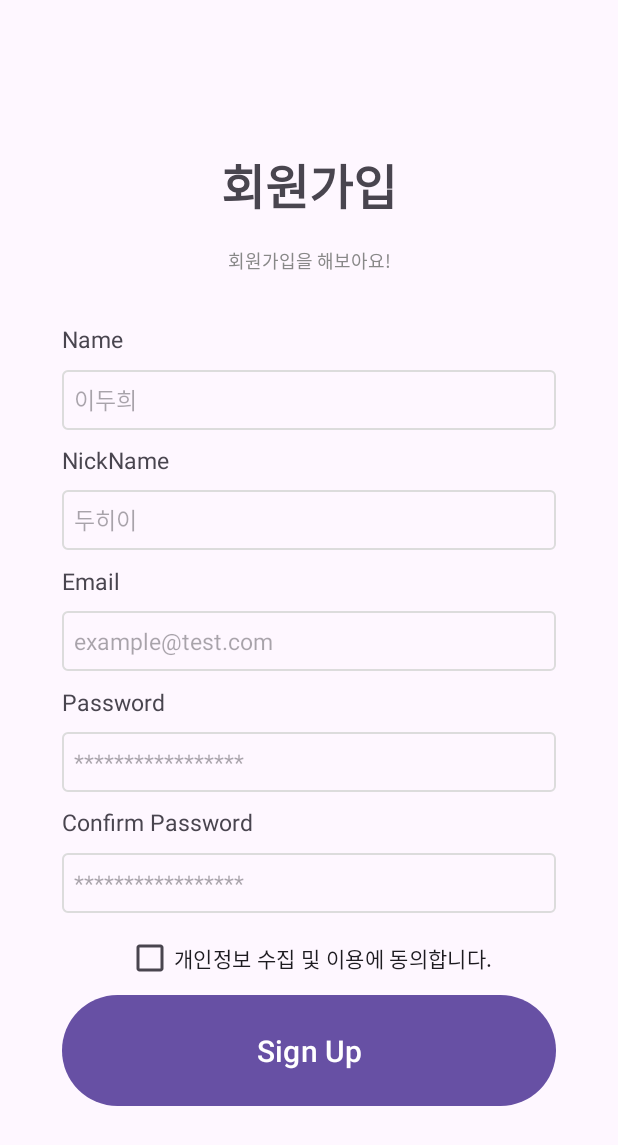
After one commit to gun-s-kids/gun-s-kids-AOS, an Android app: the fragment SignUpFragment shown on its own in the app's theme, on a phone screen of 412 x 824 dp. The commit adds this screen. Shown: the top 1145 px of the screen. Run offline under Robolectric (Android 15) with nearby library versions, the phone set to English and light mode, and no system bars.

Commit message:
design : sign up 디자인 추가
회원가입 부분은 다중 fragment로 개발 예정

```diff
--- a/presentation/build.gradle.kts
+++ b/presentation/build.gradle.kts
@@ -49,6 +49,9 @@ dependencies {
     implementation("com.google.android.material:material:1.9.0")
     implementation("androidx.constraintlayout:constraintlayout:2.1.4")
     implementation("androidx.databinding:databinding-runtime:8.1.1")
+    implementation("androidx.legacy:legacy-support-v4:1.0.0")
+    implementation("androidx.lifecycle:lifecycle-livedata-ktx:2.6.2")
+    implementation("androidx.lifecycle:lifecycle-viewmodel-ktx:2.6.2")
     testImplementation("junit:junit:4.13.2")
     androidTestImplementation("androidx.test.ext:junit:1.1.5")
     androidTestImplementation("androidx.test.espresso:espresso-core:3.5.1")
--- /dev/null
+++ b/presentation/src/main/java/com/ehyundai/project/club/view/signUp/SignUpFragment.kt
@@ -0,0 +1,56 @@
+package com.ehyundai.project.club.view.signUp
+
+import android.os.Bundle
+import androidx.fragment.app.Fragment
+import android.view.LayoutInflater
+import android.view.View
+import android.view.ViewGroup
+import com.ehyundai.project.club.R
+
+// TODO: Rename parameter arguments, choose names that match
+// the fragment initialization parameters, e.g. ARG_ITEM_NUMBER
+private const val ARG_PARAM1 = "param1"
+private const val ARG_PARAM2 = "param2"
+
+
+class SignUpFragment : Fragment() {
+    // TODO: Rename and change types of parameters
+    private var param1: String? = null
+    private var param2: String? = null
+
+    override fun onCreate(savedInstanceState: Bundle?) {
+        super.onCreate(savedInstanceState)
+        arguments?.let {
+            param1 = it.getString(ARG_PARAM1)
+            param2 = it.getString(ARG_PARAM2)
+        }
+    }
+
+    override fun onCreateView(
+        inflater: LayoutInflater, container: ViewGroup?,
+        savedInstanceState: Bundle?
+    ): View? {
+        // Inflate the layout for this fragment
+        return inflater.inflate(R.layout.fragment_sign_up, container, false)
+    }
+
+    companion object {
+        /**
+         * Use this factory method to create a new instance of
+         * this fragment using the provided parameters.
+         *
+         * @param param1 Parameter 1.
+         * @param param2 Parameter 2.
+         * @return A new instance of fragment SignUpFragment.
+         */
+        // TODO: Rename and change types and number of parameters
+        @JvmStatic
+        fun newInstance(param1: String, param2: String) =
+            SignUpFragment().apply {
+                arguments = Bundle().apply {
+                    putString(ARG_PARAM1, param1)
+                    putString(ARG_PARAM2, param2)
+                }
+            }
+    }
+}
--- /dev/null
+++ b/presentation/src/main/java/com/ehyundai/project/club/view/signUp/SignUpViewModel.kt
@@ -0,0 +1,6 @@
+package com.ehyundai.project.club.view.signUp
+
+import com.ehyundai.project.club.base.BaseViewModel
+
+class SignUpViewModel : BaseViewModel() {
+}
--- /dev/null
+++ b/presentation/src/main/res/drawable/ic_edit_text.xml
@@ -0,0 +1,11 @@
+<?xml version="1.0" encoding="utf-8"?>
+<selector xmlns:android="http://schemas.android.com/apk/res/android">
+
+<item>
+    <shape android:shape="rectangle">
+        <stroke android:color="#DCDCDC" android:width="1dp"/>
+        <corners android:radius="3dp"/>
+    </shape>
+</item>
+
+</selector>
--- /dev/null
+++ b/presentation/src/main/res/layout/fragment_sign_up.xml
@@ -0,0 +1,194 @@
+<?xml version="1.0" encoding="utf-8"?>
+<FrameLayout xmlns:android="http://schemas.android.com/apk/res/android"
+    xmlns:tools="http://schemas.android.com/tools"
+    android:layout_width="match_parent"
+    android:layout_height="match_parent"
+    tools:context=".view.signUp.SignUpFragment">
+
+    <androidx.constraintlayout.widget.ConstraintLayout xmlns:app="http://schemas.android.com/apk/res-auto"
+        android:layout_width="match_parent"
+        android:layout_height="match_parent">
+
+        <TextView
+            android:id="@+id/title"
+            android:layout_width="match_parent"
+            android:layout_height="0dp"
+            android:gravity="center"
+            android:text="회원가입"
+            android:textSize="32sp"
+            android:textStyle="bold"
+            app:layout_constraintHeight_percent="0.1"
+            app:layout_constraintTop_toTopOf="@id/guide_top" />
+
+        <TextView
+            android:id="@+id/sub_title"
+            android:layout_width="match_parent"
+            android:layout_height="0dp"
+            android:gravity="center_horizontal"
+            android:text="회원가입을 해보아요!"
+            android:textColor="#888888"
+            android:textSize="12sp"
+            app:layout_constraintHeight_percent="0.1"
+            app:layout_constraintTop_toBottomOf="@+id/title" />
+
+
+        <androidx.constraintlayout.widget.ConstraintLayout
+            android:id="@+id/lv_input"
+            android:layout_width="0dp"
+            android:layout_height="0dp"
+            app:layout_constraintBottom_toTopOf="@id/cb_agree"
+            app:layout_constraintEnd_toEndOf="parent"
+            app:layout_constraintHeight_percent="0.5"
+            app:layout_constraintStart_toStartOf="parent"
+            app:layout_constraintWidth_percent="0.8">
+
+            <TextView
+                android:id="@+id/tv_name"
+                android:layout_width="match_parent"
+                android:layout_height="wrap_content"
+                android:text="Name"
+                android:textSize="15sp"
+                app:layout_constraintBottom_toTopOf="@id/et_name"
+                app:layout_constraintEnd_toEndOf="parent"
+                app:layout_constraintStart_toStartOf="parent"
+                app:layout_constraintTop_toTopOf="parent" />
+
+            <EditText
+                android:id="@+id/et_name"
+                android:layout_width="match_parent"
+                android:layout_height="40dp"
+                android:background="@drawable/ic_edit_text"
+                android:hint="  이두희"
+                android:textSize="15sp"
+                app:layout_constraintBottom_toTopOf="@id/tv_nick_name"
+                app:layout_constraintTop_toBottomOf="@+id/tv_name" />
+
+
+            <TextView
+                android:id="@+id/tv_nick_name"
+                android:layout_width="match_parent"
+                android:layout_height="wrap_content"
+                android:text="NickName"
+                android:textSize="15sp"
+                app:layout_constraintBottom_toTopOf="@id/et_nick_name"
+                app:layout_constraintEnd_toEndOf="parent"
+                app:layout_constraintStart_toStartOf="parent"
+                app:layout_constraintTop_toBottomOf="@+id/et_name" />
+
+            <EditText
+                android:id="@+id/et_nick_name"
+                android:layout_width="match_parent"
+                android:layout_height="40dp"
+                android:background="@drawable/ic_edit_text"
+                android:hint="  두히이"
+                android:textSize="15sp"
+                app:layout_constraintBottom_toTopOf="@id/tv_email"
+                app:layout_constraintTop_toBottomOf="@+id/tv_nick_name" />
+
+
+            <TextView
+                android:id="@+id/tv_email"
+                android:layout_width="match_parent"
+                android:layout_height="wrap_content"
+                android:text="Email"
+                android:textSize="15sp"
+                app:layout_constraintBottom_toTopOf="@id/et_email"
+                app:layout_constraintTop_toBottomOf="@+id/et_nick_name" />
+
+            <EditText
+                android:id="@+id/et_email"
+                android:layout_width="match_parent"
+                android:layout_height="40dp"
+                android:background="@drawable/ic_edit_text"
+                android:hint="  example@test.com"
+                android:textSize="15sp"
+                app:layout_constraintBottom_toTopOf="@id/tv_password"
+                app:layout_constraintTop_toBottomOf="@+id/tv_email" />
+
+            <TextView
+                android:id="@+id/tv_password"
+                android:layout_width="match_parent"
+                android:layout_height="wrap_content"
+                android:text="Password"
+                android:textSize="15sp"
+                app:layout_constraintBottom_toTopOf="@id/et_password"
+                app:layout_constraintEnd_toEndOf="parent"
+                app:layout_constraintStart_toStartOf="parent"
+                app:layout_constraintTop_toBottomOf="@+id/et_email" />
+
+            <EditText
+                android:id="@+id/et_password"
+                android:layout_width="match_parent"
+                android:layout_height="40dp"
+                android:background="@drawable/ic_edit_text"
+                android:hint="  *****************"
+                android:inputType="textPassword"
+                android:textSize="15sp"
+                app:layout_constraintBottom_toTopOf="@id/tv_confirm_password"
+                app:layout_constraintTop_toBottomOf="@+id/tv_password" />
+
+            <TextView
+                android:id="@+id/tv_confirm_password"
+                android:layout_width="match_parent"
+                android:layout_height="wrap_content"
+                android:text="Confirm Password"
+                android:textSize="15sp"
+                app:layout_constraintBottom_toTopOf="@id/et_confirm_password"
+                app:layout_constraintEnd_toEndOf="parent"
+                app:layout_constraintStart_toStartOf="parent"
+                app:layout_constraintTop_toBottomOf="@+id/et_password" />
+
+            <EditText
+                android:id="@+id/et_confirm_password"
+                android:layout_width="match_parent"
+                android:layout_height="40dp"
+                android:background="@drawable/ic_edit_text"
+                android:hint="  *****************"
+                android:inputType="textPassword"
+                android:textSize="15sp"
+                app:layout_constraintBottom_toBottomOf="parent"
+                app:layout_constraintTop_toBottomOf="@+id/tv_confirm_password" />
+
+        </androidx.constraintlayout.widget.ConstraintLayout>
+
+        <Button
+            android:id="@+id/btn_sign_up"
+            android:layout_width="0dp"
+            android:layout_height="0dp"
+            android:gravity="center"
+            android:text="Sign Up"
+            android:textSize="20dp"
+            app:layout_constraintBottom_toBottomOf="@id/guide_bottom"
+            app:layout_constraintEnd_toEndOf="parent"
+            app:layout_constraintHeight_percent="0.1"
+            app:layout_constraintStart_toStartOf="parent"
+            app:layout_constraintWidth_percent="0.8" />
+
+        <CheckBox
+            android:id="@+id/cb_agree"
+            android:layout_width="wrap_content"
+            android:layout_height="0dp"
+            android:text="개인정보 수집 및 이용에 동의합니다."
+            app:layout_constraintBottom_toTopOf="@id/btn_sign_up"
+            app:layout_constraintEnd_toEndOf="parent"
+            app:layout_constraintHeight_percent="0.05"
+            app:layout_constraintStart_toStartOf="parent" />
+
+        <androidx.constraintlayout.widget.Guideline
+            android:id="@+id/guide_top"
+            android:layout_width="0dp"
+            android:layout_height="0dp"
+            android:orientation="horizontal"
+            app:layout_constraintGuide_percent="0.1" />
+
+        <androidx.constraintlayout.widget.Guideline
+            android:id="@+id/guide_bottom"
+            android:layout_width="0dp"
+            android:layout_height="0dp"
+            android:orientation="horizontal"
+            app:layout_constraintGuide_percent="0.9" />
+
+
+    </androidx.constraintlayout.widget.ConstraintLayout>
+
+</FrameLayout>
--- a/presentation/src/main/res/values/strings.xml
+++ b/presentation/src/main/res/values/strings.xml
@@ -1,3 +1,5 @@
 <resources>
     <string name="app_name">club</string>
+    <!-- TODO: Remove or change this placeholder text -->
+    <string name="hello_blank_fragment">Hello blank fragment</string>
 </resources>
```
Also changed, not shown: presentation/src/main/AndroidManifest.xml (+6 -3 lines), presentation/src/main/java/com/ehyundai/project/club/view/signUp/AuthMailFragment.kt (added, +32 -0 lines), presentation/src/main/java/com/ehyundai/project/club/view/signUp/AuthMailViewModel.kt (added, +7 -0 lines), presentation/src/main/java/com/ehyundai/project/club/view/signUp/SignUpActivity.kt (added, +18 -0 lines), presentation/src/main/res/drawable/ic_digit_email.xml (added, +9 -0 lines), presentation/src/main/res/drawable/ic_digit_email_error.xml (added, +10 -0 lines), presentation/src/main/res/layout/activity_login.xml (+7 -4 lines), presentation/src/main/res/layout/activity_sign_up.xml (added, +15 -0 lines), presentation/src/main/res/layout/fragment_auth_mail.xml (added, +182 -0 lines).
